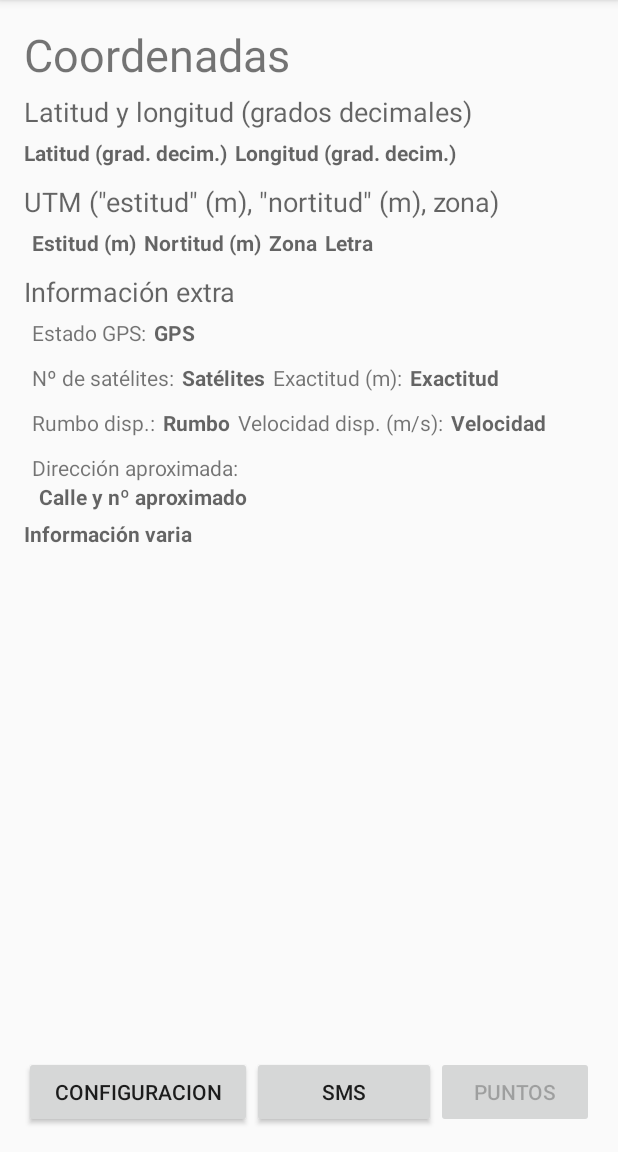
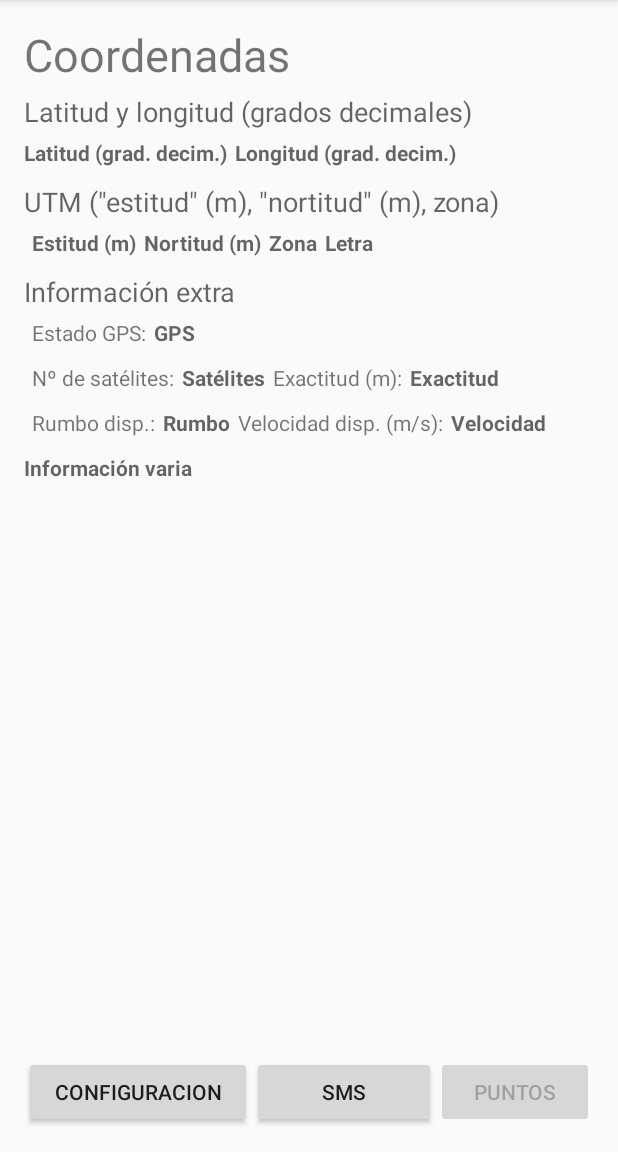
Before and after one commit to Joaquin-A/GPS_coordUTM, an Android app: the screen it shows after launch (CoordenadasActivity), on a phone screen of 412 x 824 dp, the part 84-1236 px from its top. Run offline under Robolectric (Android 15) with nearby library versions, the phone set to English and light mode, and no system bars; libraries missing offline, so code that uses them is left out: uk.me.jstott.

```diff
--- a/app/src/main/AndroidManifest.xml
+++ b/app/src/main/AndroidManifest.xml
@@ -2,10 +2,10 @@
 <manifest xmlns:android="http://schemas.android.com/apk/res/android"
     package="com.example.joaquin.gps_coordutm">
 
+    <!--Allows an app to access precise location.-->
     <uses-permission android:name="android.permission.ACCESS_FINE_LOCATION" />
+    <!--Allows an application to access extra location provider commands.-->
     <uses-permission android:name="android.permission.ACCESS_LOCATION_EXTRA_COMMANDS" />
-    <uses-permission android:name="android.permission.READ_LOGS" />
-    <uses-permission android:name="android.permission.INTERNET" />
 
     <application
         android:allowBackup="true"
--- a/app/src/main/java/com/example/joaquin/gps_coordutm/MiLocationListener.java
+++ b/app/src/main/java/com/example/joaquin/gps_coordutm/MiLocationListener.java
@@ -78,7 +78,7 @@ public class MiLocationListener implements LocationListener {
         mprincipalActivity.mtxtviwNumSatelites.setText(String.format("%d", bundleExtra.getInt("satellites", -999)));
 
         //Llamamos a la búsqueda de dirección y cálculo UTM
-        mprincipalActivity.setDireccionYUTM(loc);
+        mprincipalActivity.calculaUTM(loc);
     }
 
     @Override
--- a/app/src/main/res/layout/activity_coordenadas.xml
+++ b/app/src/main/res/layout/activity_coordenadas.xml
@@ -239,24 +239,6 @@
                 android:paddingLeft="5dp"
                 />
         </LinearLayout>
-        <TextView android:id="@+id/textviewEtiquetaDireccion"
-            android:layout_width="wrap_content"
-            android:layout_height="wrap_content"
-            android:textAppearance="?android:attr/textAppearanceSmall"
-            android:text="Dirección aproximada:"
-            android:paddingTop="5dp"
-            android:paddingLeft="5dp"
-
-            />
-        <TextView android:id="@+id/textviewDireccion"
-            android:layout_width="wrap_content"
-            android:layout_height="wrap_content"
-            android:textAppearance="?android:attr/textAppearanceSmall"
-            android:hint="Calle y nº aproximado"
-            android:textStyle="bold"
-            android:paddingLeft="10dp"
-
-            />
     </LinearLayout>
 
     <TextView android:id="@+id/textviewBitacora"
```
Also changed, not shown: app/src/main/java/com/example/joaquin/gps_coordutm/ConfiguracionActivity.java (+0 -14 lines), app/src/main/java/com/example/joaquin/gps_coordutm/CoordenadasActivity.java (+1 -24 lines), app/src/main/res/layout/activity_configuracion.xml (+0 -8 lines).
